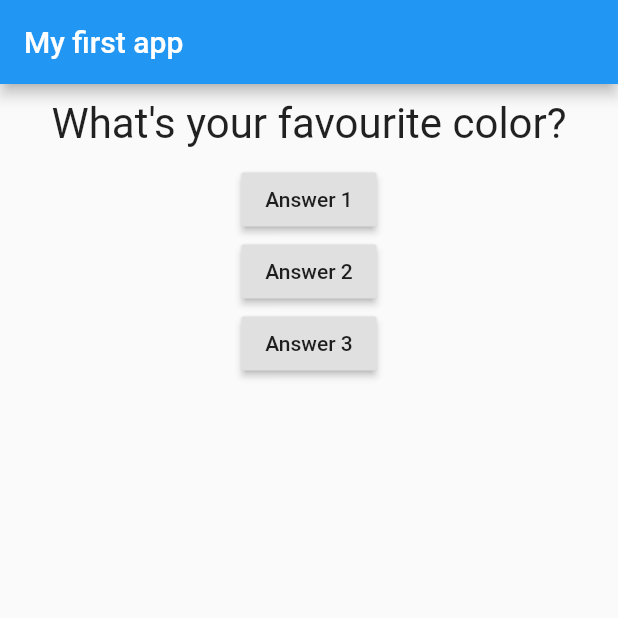
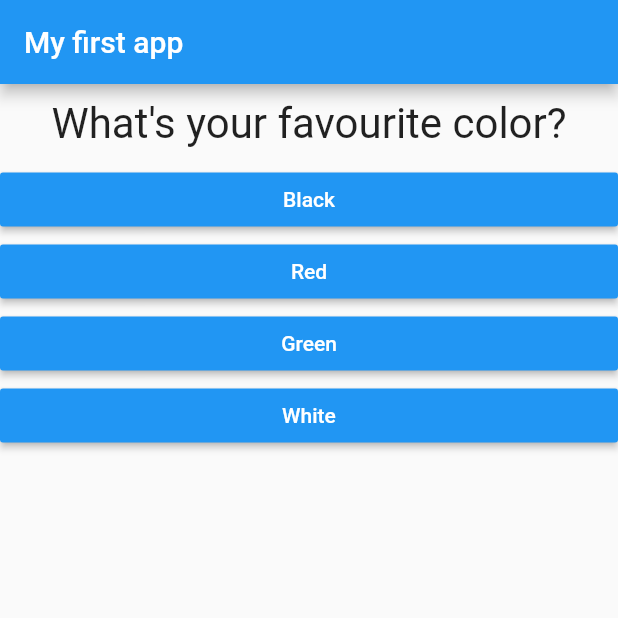
Before and after one commit to AnuTor/Flutter-course, a Flutter app: the screen it shows after launch, on a phone screen of 412 x 824 dp, the top half of it. Run offline on Flutter 3.47's test engine with Material 2 defaults, Android fonts, the phone set to English and light mode, and no system bars.

Commit message:
Actualizado hasta curso 48

```diff
--- a/lib/answer.dart
+++ b/lib/answer.dart
@@ -1,9 +1,11 @@
 import 'package:flutter/material.dart';
 
 class Answer extends StatelessWidget {
-  final Function selectHandler;
+  //final Function selectHandler;
+  final VoidCallback selectHandler;
+  final String answerText;
 
-  Answer(this.selectHandler);
+  Answer(this.selectHandler, this.answerText);
 
   @override
   Widget build(BuildContext context) {
@@ -11,7 +13,8 @@ class Answer extends StatelessWidget {
       width: double.infinity,
       child: RaisedButton(
         color: Colors.blue,
-        child: Text('Answer 1'),
+        textColor: Colors.white,
+        child: Text(answerText),
         onPressed: selectHandler,
       ),
     );
--- a/lib/main.dart
+++ b/lib/main.dart
@@ -1,4 +1,5 @@
 import 'package:flutter/material.dart';
+import 'package:flutter_application_2/answer.dart';
 
 import './question.dart';
 
@@ -15,9 +16,28 @@ class MyApp extends StatefulWidget {
 }
 
 class _MyAppState extends State<MyApp> {
+  final questions = const [
+    {
+      'questionText': 'What\'s your favourite color?',
+      'answers': ['Black', 'Red', 'Green', 'White'],
+    },
+    {
+      'questionText': 'What\'s your favourite animal?',
+      'answers': ['Rabbit', 'Snake', 'Elephant', 'Lion'],
+    },
+    {
+      'questionText': 'Whos your favourite instructor?',
+      'answers': ['Max', 'Rob', 'Steve', 'Stuart'],
+    },
+  ];
+
   var _questionIndex = 0;
 
   void _answerQuestion() {
+    if (_questionIndex < questions.length) {
+      print('we have more questions!');
+    }
+
     setState(() {
       _questionIndex = _questionIndex + 1;
     });
@@ -27,10 +47,6 @@ class _MyAppState extends State<MyApp> {
 
   @override
   Widget build(BuildContext context) {
-    var questions = [
-      'What\'s your favourite color?',
-      'Whats your favourite animal?',
-    ];
     return MaterialApp(
       home: Scaffold(
         appBar: AppBar(
@@ -39,20 +55,12 @@ class _MyAppState extends State<MyApp> {
         body: Column(
           children: [
             Question(
-              questions[_questionIndex],
+              questions[_questionIndex]['questionText'] as String,
             ),
-            RaisedButton(
-              child: Text('Answer 1'),
-              onPressed: _answerQuestion,
-            ),
-            RaisedButton(
-              child: Text('Answer 2'),
-              onPressed: _answerQuestion,
-            ),
-            RaisedButton(
-              child: Text('Answer 3'),
-              onPressed: _answerQuestion,
-            ),
+            ...(questions[_questionIndex]['answers'] as List<String>)
+                .map((answer) {
+              return Answer(_answerQuestion, answer);
+            }).toList()
           ],
         ),
       ),
```
